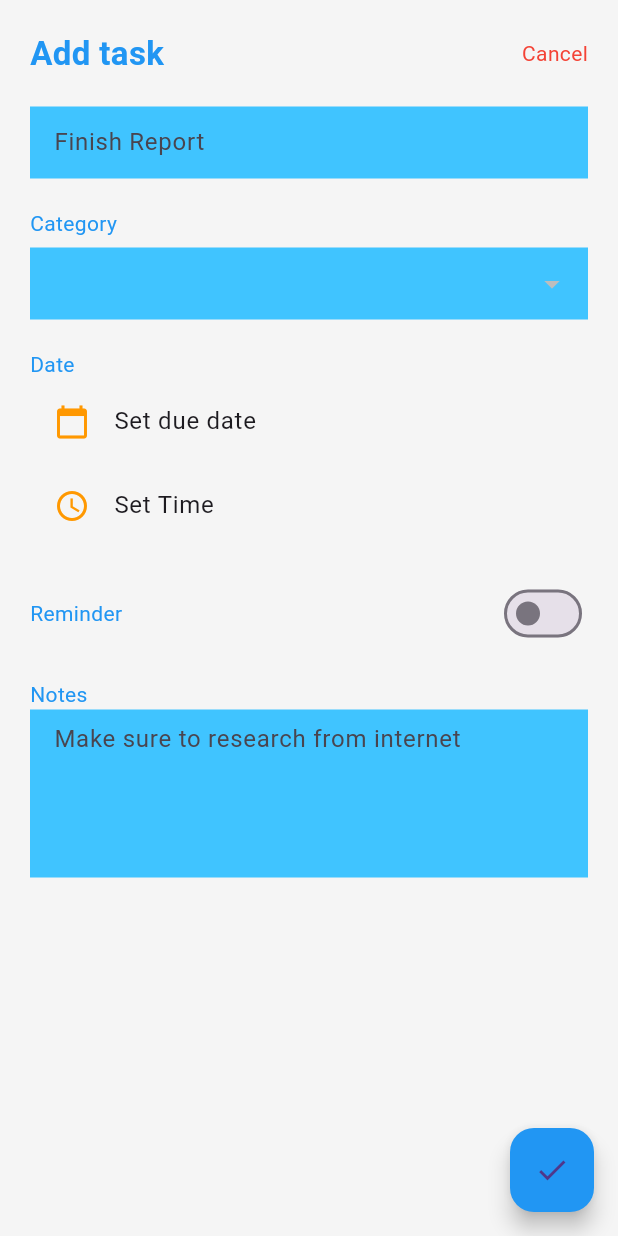
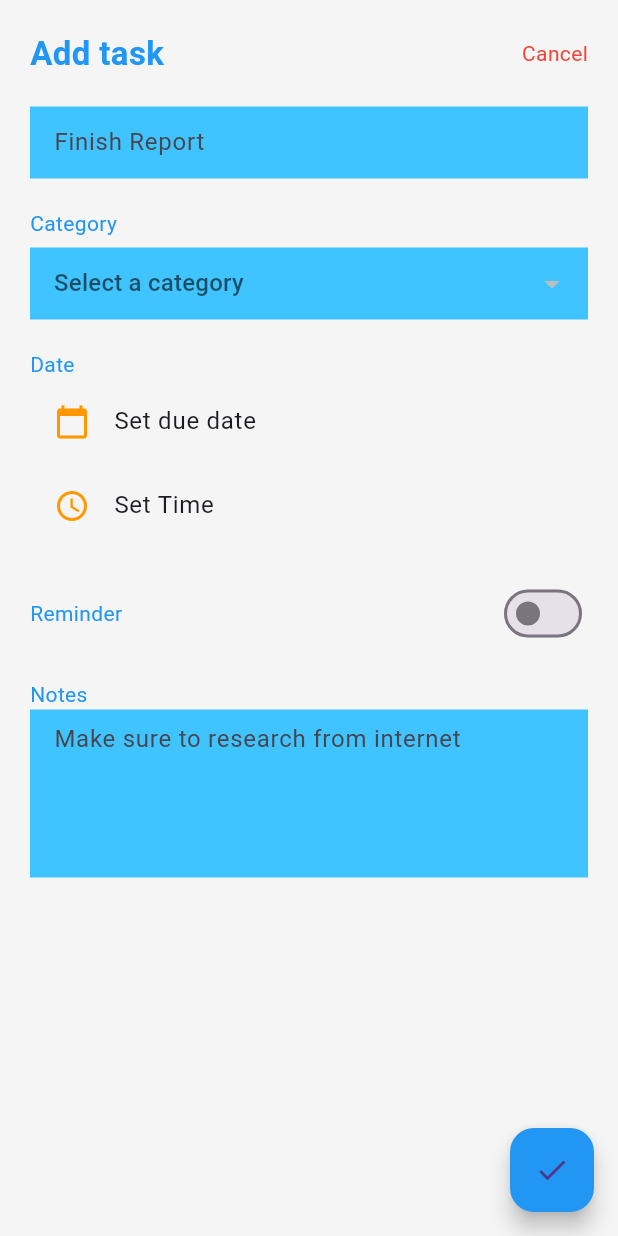
Before and after one commit to HaoLam2608/Todo_app, a Flutter app: the HomeScreen screen opened by its route, after a tap on the "add" icon, on a phone screen of 412 x 824 dp. Run offline on Flutter 3.47's test engine with Material 3 defaults, Android fonts, the phone set to English and light mode, and no system bars; our stand-ins replace flutter_local_notifications, font_awesome_flutter, image_picker, permission_handler, shared_preferences, sqflite and 1 more; accounts and stored records are empty.

Commit message:
fix add_categories

```diff
--- a/lib/all_task/add_task.dart
+++ b/lib/all_task/add_task.dart
@@ -67,7 +67,7 @@ class _AddTaskPageState extends State<AddTaskPage> {
   final titleController = TextEditingController();
   final notesController = TextEditingController();
   List<Map<String, dynamic>> categories = [];
-  String? selectedCategory = "";
+  String? selectedCategory; // Thay bằng String? và khởi tạo null
   String selectedDate = "Set due date";
   String selectedTime = "Set Time";
   String selectedReminder = "No reminder";
@@ -89,6 +89,10 @@ class _AddTaskPageState extends State<AddTaskPage> {
     final data = await DatabaseHelper.instance.getCategories();
     setState(() {
       categories = data;
+      // Nếu có categories, đặt giá trị mặc định là category đầu tiên
+      if (categories.isNotEmpty) {
+        selectedCategory = categories[0]['name'];
+      }
     });
   }
 
@@ -113,8 +117,7 @@ class _AddTaskPageState extends State<AddTaskPage> {
   void _showCustomReminderDialog() {
     showDialog(
       context: context,
-      builder:
-          (context) => StatefulBuilder(
+      builder: (context) => StatefulBuilder(
         builder: (context, setDialogState) {
           return AlertDialog(
             title: const Text("Custom Reminder"),
@@ -128,17 +131,12 @@ class _AddTaskPageState extends State<AddTaskPage> {
                     DateTime? picked = await showDatePicker(
                       context: context,
                       initialDate: DateTime.now(),
-                          firstDate: DateTime.now().subtract(
-                            const Duration(days: 1),
-                          ),
-                          lastDate:
-                              dueDateTime ??
-                              DateTime.now().add(const Duration(days: 365)),
+                      firstDate: DateTime.now().subtract(const Duration(days: 1)),
+                      lastDate: dueDateTime ?? DateTime.now().add(const Duration(days: 365)),
                     );
                     setDialogState(() {
                       if (picked != null) {
-                            customReminderDate =
-                                picked.toLocal().toString().split(' ')[0];
+                        customReminderDate = picked.toLocal().toString().split(' ')[0];
                       }
                     });
                   },
@@ -153,8 +151,7 @@ class _AddTaskPageState extends State<AddTaskPage> {
                     );
                     if (pickedTime != null) {
                       setDialogState(() {
-                            customReminderTime =
-                                "${pickedTime.hour}:${pickedTime.minute.toString().padLeft(2, '0')}";
+                        customReminderTime = "${pickedTime.hour}:${pickedTime.minute.toString().padLeft(2, '0')}";
                       });
                     }
                   },
@@ -168,10 +165,7 @@ class _AddTaskPageState extends State<AddTaskPage> {
               ),
               TextButton(
                 onPressed: () {
-                      _setCustomReminder(
-                        customReminderDate,
-                        customReminderTime,
-                      );
+                  _setCustomReminder(customReminderDate, customReminderTime);
                   Navigator.pop(context);
                 },
                 child: const Text("Set"),
@@ -200,9 +194,7 @@ class _AddTaskPageState extends State<AddTaskPage> {
 
         if (dueDateTime != null && customDateTime.isAfter(dueDateTime!)) {
           ScaffoldMessenger.of(context).showSnackBar(
-            const SnackBar(
-              content: Text('Thời gian nhắc nhở phải trước thời hạn'),
-            ),
+            const SnackBar(content: Text('Thời gian nhắc nhở phải trước thời hạn')),
           );
           return;
         }
@@ -263,14 +255,14 @@ class _AddTaskPageState extends State<AddTaskPage> {
               const Text("Category", style: TextStyle(color: Colors.blue)),
               const SizedBox(height: 6),
               DropdownButtonFormField(
-                value: selectedCategory,
+                value: selectedCategory, // Sử dụng giá trị null nếu chưa chọn
                 decoration: const InputDecoration(
                   filled: true,
                   fillColor: Colors.lightBlueAccent,
                   border: InputBorder.none,
                 ),
-                items:
-                    categories.map((category) {
+                hint: const Text("Select a category"), // Hiển thị hint nếu chưa chọn
+                items: categories.map((category) {
                   return DropdownMenuItem<String>(
                     value: category['name'],
                     child: Text(category['name']),
@@ -375,8 +367,7 @@ class _AddTaskPageState extends State<AddTaskPage> {
                   onTap: () {
                     showDialog(
                       context: context,
-                      builder:
-                          (context) => AlertDialog(
+                      builder: (context) => AlertDialog(
                         title: const Text("Set Reminder"),
                         content: Column(
                           mainAxisSize: MainAxisSize.min,
@@ -469,7 +460,6 @@ class _AddTaskPageState extends State<AddTaskPage> {
             return;
           }
 
-          // Lấy ID người dùng hiện tại
           final userId = await SessionManager.getCurrentUserId();
           if (userId == null) {
             ScaffoldMessenger.of(context).showSnackBar(
@@ -485,7 +475,7 @@ class _AddTaskPageState extends State<AddTaskPage> {
             time: selectedTime,
             reminder: reminderEnabled ? selectedReminder : "No reminder",
             notes: notesController.text,
-            userId: userId, // Thêm userId vào task
+            userId: userId,
           );
 
           final taskId = await TaskDatabase.instance.create(newTask);
@@ -501,7 +491,7 @@ class _AddTaskPageState extends State<AddTaskPage> {
 
           if (!mounted) return;
 
-          Navigator.pop(context);
+          Navigator.pop(context, true);
         },
         backgroundColor: Colors.blue,
         child: const Icon(Icons.check),
--- a/lib/database/category_database.dart
+++ b/lib/database/category_database.dart
@@ -28,7 +28,8 @@ class DatabaseHelper {
       CREATE TABLE categories (
         id INTEGER PRIMARY KEY AUTOINCREMENT,
         name TEXT,
-        color INTEGER
+        color INTEGER,
+        icon TEXT
       )
     ''');
   }
--- a/lib/homepage/homepage.dart
+++ b/lib/homepage/homepage.dart
@@ -1,4 +1,5 @@
 import 'package:flutter/material.dart';
+import 'package:font_awesome_flutter/font_awesome_flutter.dart';
 import 'package:todo_list/all_task/Calender_task.dart';
 import 'package:todo_list/all_task/add_task.dart';
 import 'package:todo_list/all_task/task.dart';
@@ -10,7 +11,7 @@ import 'package:todo_list/homepage/create_categories.dart';
 import 'package:todo_list/user/user.dart';
 
 class HomeScreen extends StatefulWidget {
-  final UserModel user; // Add user parameter to HomeScreen
+  final UserModel user;
   const HomeScreen({super.key, required this.user});
 
   @override
@@ -25,13 +26,12 @@ class _HomeScreenState extends State<HomeScreen> {
   @override
   void initState() {
     super.initState();
-    // Initialize pages with the user passed to SettingsPage
     _pages = [
-      HomeContent(user: widget.user), // Pass user to HomeContent
-      CalendarPage(), // Lịch
-      AddTaskPage(), // Add (nếu cần)
-      TaskListScreen(), // Danh sách tất cả task
-      SettingsPage(user: widget.user), // Pass user to SettingsPage
+      HomeContent(user: widget.user),
+      CalendarPage(),
+      AddTaskPage(),
+      TaskListScreen(),
+      SettingsPage(user: widget.user),
     ];
   }
 
@@ -54,8 +54,7 @@ class _HomeScreenState extends State<HomeScreen> {
   Widget build(BuildContext context) {
     return Scaffold(
       body: _pages[_selectedIndex],
-      floatingActionButton:
-          _selectedIndex == 3
+      floatingActionButton: _selectedIndex == 3
           ? null
           : SizedBox(
               height: 72,
@@ -82,8 +81,7 @@ class _HomeScreenState extends State<HomeScreen> {
           height: 60,
           child: Row(
             mainAxisAlignment: MainAxisAlignment.spaceAround,
-            children:
-                _selectedIndex == 3
+            children: _selectedIndex == 3
                 ? [
                     _buildNavIcon(Icons.home, 0),
                     _buildNavIcon(Icons.calendar_today, 1),
@@ -93,7 +91,7 @@ class _HomeScreenState extends State<HomeScreen> {
                 : [
                     _buildNavIcon(Icons.home, 0),
                     _buildNavIcon(Icons.calendar_today, 1),
-                      const SizedBox(width: 10), // Space for FAB
+                    const SizedBox(width: 10),
                     _buildNavIcon(Icons.insert_drive_file, 3),
                     _buildNavIcon(Icons.settings, 4),
                   ],
@@ -113,7 +111,7 @@ class _HomeScreenState extends State<HomeScreen> {
 }
 
 class HomeContent extends StatefulWidget {
-  final UserModel user; // Add user parameter
+  final UserModel user;
   const HomeContent({super.key, required this.user});
 
   @override
@@ -133,6 +131,9 @@ class _HomeContentState extends State<HomeContent> {
 
   Future<void> _loadCategories() async {
     final data = await DatabaseHelper.instance.getCategories();
+    for (var cat in data) {
+      print('Icon code: ${cat['icon']}');
+    }
     setState(() {
       categories = data;
     });
@@ -143,15 +144,9 @@ class _HomeContentState extends State<HomeContent> {
   Future<void> loadTodayTasks() async {
     final todayStr = DateTime.now().toString().split(' ')[0];
 
-    // Kiểm tra xem user.id có phải là null không
     if (widget.user.id != null) {
-      final tasks = await TaskDatabase.instance.getTasksByUserId(
-        widget.user.id!,
-      ); // Lấy task theo user ID
-      final completed = await TaskDatabase.instance.getCompletedTasksByDate(
-        todayStr,
-        widget.user.id!,
-      ); // Lấy task hoàn thành theo user ID
+      final tasks = await TaskDatabase.instance.getTasksByUserId(widget.user.id!);
+      final completed = await TaskDatabase.instance.getCompletedTasksByDate(todayStr, widget.user.id!);
 
       if (mounted) {
         setState(() {
@@ -160,7 +155,6 @@ class _HomeContentState extends State<HomeContent> {
         });
       }
     } else {
-      // Xử lý trường hợp user.id là null (nếu cần)
       if (mounted) {
         setState(() {
           todaysTasks = [];
@@ -209,7 +203,9 @@ class _HomeContentState extends State<HomeContent> {
                 for (var cat in categories)
                   _buildCategory(
                     cat['name'],
-                    Icons.category,
+                    cat['icon'] != null
+                        ? IconData(int.parse(cat['icon']), fontFamily: 'MaterialIcons')
+                        : Icons.category,
                     Color(cat['color']),
                   ),
                 _buildCategory("Add", Icons.add, Colors.grey),
@@ -234,8 +230,7 @@ class _HomeContentState extends State<HomeContent> {
               "Completed task",
               completedTasks
                   .map(
-                    (task) =>
-                        _buildTaskItem(task.title, task.time, true, task: task),
+                    (task) => _buildTaskItem(task.title, task.time, true, task: task),
                   )
                   .toList(),
             ),
@@ -254,7 +249,7 @@ class _HomeContentState extends State<HomeContent> {
             MaterialPageRoute(builder: (_) => const CreateCategoryPage()),
           );
           if (result == true) {
-            _loadCategories(); // reload lại sau khi thêm mới
+            _loadCategories();
           }
         }
       },
@@ -268,7 +263,7 @@ class _HomeContentState extends State<HomeContent> {
         child: Column(
           mainAxisAlignment: MainAxisAlignment.center,
           children: [
-            Icon(icon, color: color),
+            title == "Add" ? Icon(icon, color: color) : Icon(icon, color: color), // Sử dụng Icon thay FaIcon
             const SizedBox(height: 8),
             Text(title, style: const TextStyle(fontSize: 12)),
           ],
@@ -316,8 +311,7 @@ class _HomeContentState extends State<HomeContent> {
             if (!completed) {
               showDialog(
                 context: context,
-                builder:
-                    (_) => AlertDialog(
+                builder: (_) => AlertDialog(
                   title: const Text("Hoàn thành task này?"),
                   content: Text(
                     "Bạn có chắc chắn muốn đánh dấu '$title' là hoàn thành?",
--- a/pubspec.yaml
+++ b/pubspec.yaml
@@ -42,7 +42,7 @@ dependencies:
   image_picker: ^1.0.0
   path_provider: ^2.0.0
   permission_handler: ^11.0.1
-  flutter_iconpicker: ^4.0.0
+  flutter_iconpicker: 3.2.4
   material_design_icons_flutter: ^5.0.6595-rc.1
   shared_preferences: ^2.5.3
 
```
Also changed, not shown: lib/all_task/task.dart (+8 -14 lines), lib/homepage/create_categories.dart (+29 -17 lines), pubspec.lock. Lines whose indentation alone changed are shown as unchanged.
